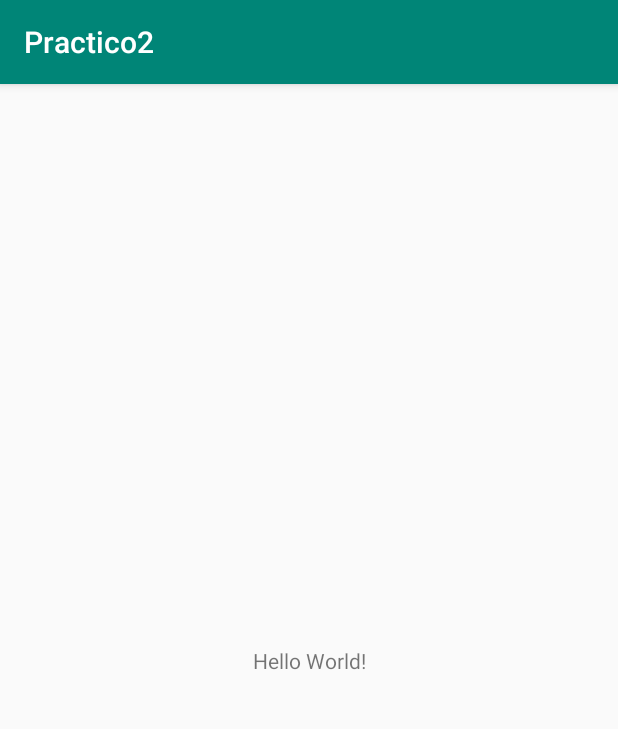
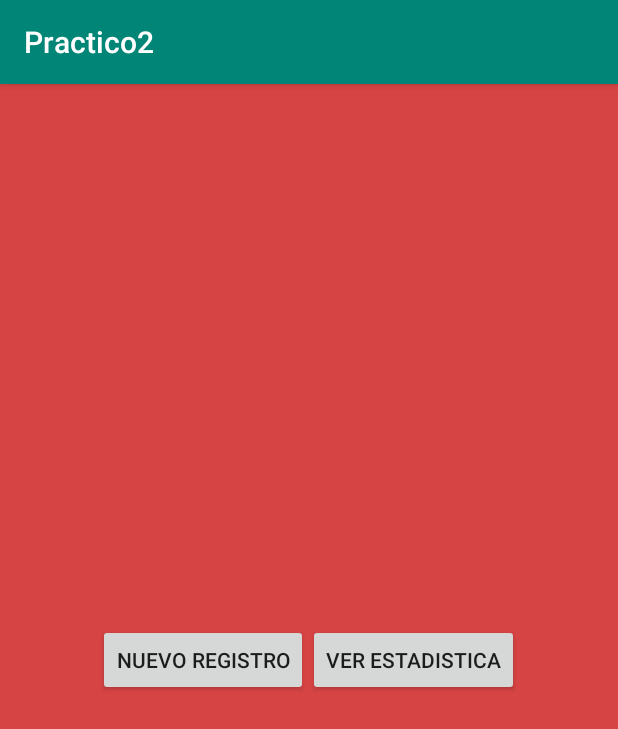
Before and after one commit to felipej9805/Practico2, an Android app: the screen it shows after launch (MainActivity), on a phone screen of 412 x 824 dp. Shown: the top 729 px of the screen. Run offline under Robolectric (Android 15) with nearby library versions, the phone set to English and light mode, and no system bars.

```diff
--- a/app/build.gradle
+++ b/app/build.gradle
@@ -28,5 +28,4 @@ dependencies {
     androidTestImplementation 'com.android.support.test.espresso:espresso-core:3.0.2'
     implementation 'com.google.firebase:firebase-auth:16.0.1'
     implementation 'com.google.firebase:firebase-database:16.0.1'
-    implementation 'com.google.firebase:firebase-database:16.0.1'
 }
--- a/app/src/main/res/layout/activity_main.xml
+++ b/app/src/main/res/layout/activity_main.xml
@@ -1,18 +1,46 @@
-<?xml version="1.0" encoding="utf-8"?>
-<android.support.constraint.ConstraintLayout xmlns:android="http://schemas.android.com/apk/res/android"
-    xmlns:app="http://schemas.android.com/apk/res-auto"
-    xmlns:tools="http://schemas.android.com/tools"
+<LinearLayout xmlns:android="http://schemas.android.com/apk/res/android"
     android:layout_width="match_parent"
     android:layout_height="match_parent"
-    tools:context=".MainActivity">
+    android:orientation="vertical"
+    android:gravity="center"
+    android:background="#d74444"
+    >
 
-    <TextView
-        android:layout_width="wrap_content"
+
+    <ImageView
+        android:layout_width="match_parent"
         android:layout_height="wrap_content"
-        android:text="Hello World!"
-        app:layout_constraintBottom_toBottomOf="parent"
-        app:layout_constraintLeft_toLeftOf="parent"
-        app:layout_constraintRight_toRightOf="parent"
-        app:layout_constraintTop_toTopOf="parent" />
 
-</android.support.constraint.ConstraintLayout>
+        />
+
+    <LinearLayout
+        android:layout_width="match_parent"
+        android:layout_height="wrap_content"
+        android:orientation="horizontal"
+        android:gravity="center"
+
+
+        >
+
+
+        <Button
+            android:id="@+id/btn_nuevoRegistro"
+            android:layout_width="wrap_content"
+            android:layout_height="wrap_content"
+            android:text="Nuevo Registro"
+            />
+
+        <Button
+            android:id="@+id/btn_verEstadistica"
+            android:layout_width="wrap_content"
+            android:layout_height="wrap_content"
+            android:text="Ver Estadistica"
+            />
+
+
+
+
+    </LinearLayout>
+
+
+</LinearLayout>
```
